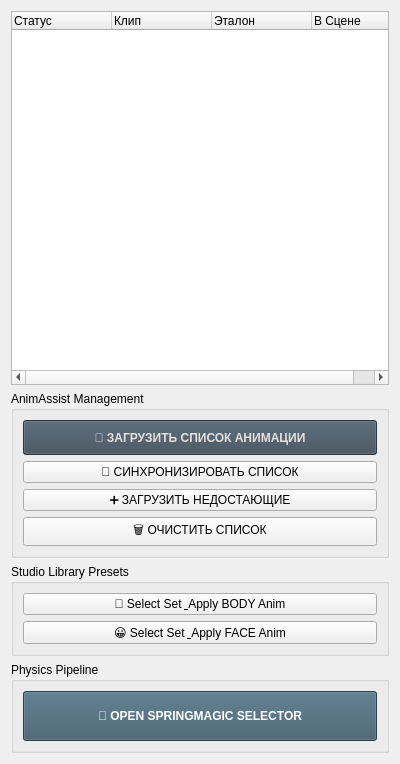
Qt form ui/anim_tab.ui (DKorniov/FD_FishTool) before a commit.
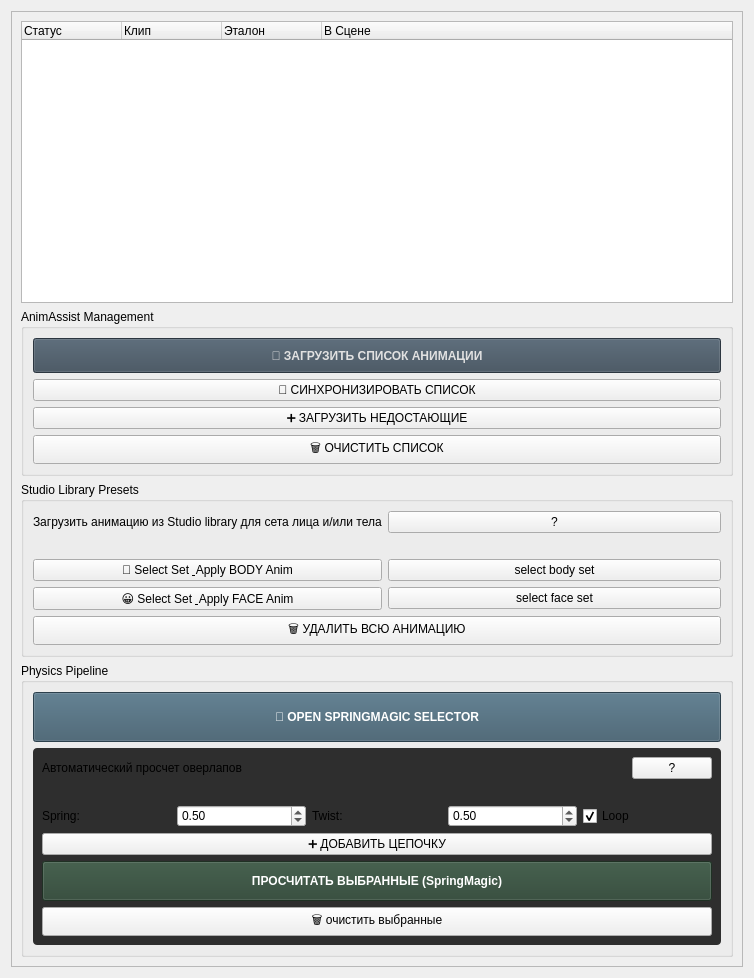
The same form after that commit.

Commit message:
anim_tab_ui_03
доработал вкладку anim
селектор в отдельной вкладке
есть не только просчет выделеных контролов
но и удаление старой или плохой анимации на выделеных блоках

блоки добавляются по кнопке +
добавлена небольшая справка

```diff
--- a/ui/anim_tab.ui
+++ b/ui/anim_tab.ui
@@ -6,42 +6,39 @@
    <rect>
     <x>0</x>
     <y>0</y>
-    <width>400</width>
-    <height>764</height>
+    <width>754</width>
+    <height>978</height>
    </rect>
   </property>
-  <layout class="QVBoxLayout" name="verticalLayout">
-   <item>
-    <widget class="QTreeWidget" name="tree_anim_list">
-     <column>
-      <property name="text">
-       <string>Статус</string>
-      </property>
-     </column>
-     <column>
-      <property name="text">
-       <string>Клип</string>
+  <layout class="QGridLayout" name="gridLayout">
+   <item row="0" column="0">
+    <widget class="QScrollArea" name="scrollArea">
+     <property name="widgetResizable">
+      <bool>true</bool>
+     </property>
+     <widget class="QWidget" name="scrollAreaWidgetContents">
+      <property name="geometry">
+       <rect>
+        <x>0</x>
+        <y>0</y>
+        <width>734</width>
+        <height>958</height>
+       </rect>
       </property>
-     </column>
-     <column>
-      <property name="text">
-       <string>Эталон</string>
+      <property name="sizePolicy">
+       <sizepolicy hsizetype="Expanding" vsizetype="Expanding">
+        <horstretch>0</horstretch>
+        <verstretch>0</verstretch>
+       </sizepolicy>
       </property>
-     </column>
-     <column>
-      <property name="text">
-       <string>В Сцене</string>
-      </property>
-     </column>
-    </widget>
-   </item>
-   <item>
+      <layout class="QGridLayout" name="gridLayout_5">
+       <item row="1" column="0" rowspan="2">
     <widget class="QGroupBox" name="anim_assist_group">
      <property name="title">
       <string>AnimAssist Management</string>
      </property>
-     <layout class="QVBoxLayout" name="verticalLayout_aa">
-      <item>
+         <layout class="QGridLayout" name="gridLayout_3">
+          <item row="0" column="0">
        <widget class="QPushButton" name="btn_load_anim_list">
         <property name="minimumSize">
          <size>
@@ -60,60 +57,102 @@
         </property>
        </widget>
       </item>
-      <item>
+          <item row="3" column="0">
+           <widget class="QPushButton" name="btn_clear_list">
+            <property name="text">
+             <string>🗑 ОЧИСТИТЬ СПИСОК</string>
+            </property>
+           </widget>
+          </item>
+          <item row="1" column="0">
        <widget class="QPushButton" name="btn_sync_list">
         <property name="text">
          <string>🔄 СИНХРОНИЗИРОВАТЬ СПИСОК</string>
         </property>
        </widget>
       </item>
-      <item>
+          <item row="2" column="0">
        <widget class="QPushButton" name="btn_load_missing">
         <property name="text">
          <string>➕ ЗАГРУЗИТЬ НЕДОСТАЮЩИЕ</string>
         </property>
        </widget>
       </item>
-      <item>
-       <widget class="QPushButton" name="btn_clear_list">
-        <property name="text">
-         <string>🗑 ОЧИСТИТЬ СПИСОК</string>
-        </property>
-       </widget>
-      </item>
      </layout>
     </widget>
    </item>
-   <item>
+       <item row="3" column="0">
     <widget class="QGroupBox" name="lib_group">
      <property name="title">
       <string>Studio Library Presets</string>
      </property>
-     <layout class="QVBoxLayout" name="verticalLayout_2">
-      <item>
-       <widget class="QPushButton" name="btn_apply_body">
+         <layout class="QGridLayout" name="gridLayout_2">
+          <item row="3" column="1">
+           <widget class="QPushButton" name="btn_select_face">
         <property name="text">
-         <string>🕺 Select Set &amp; Apply BODY Anim</string>
+             <string>select face set</string>
         </property>
        </widget>
       </item>
-      <item>
+          <item row="4" column="0" colspan="2">
+           <widget class="QPushButton" name="btn_clear_all_animation">
+            <property name="text">
+             <string>🗑 УДАЛИТЬ ВСЮ АНИМАЦИЮ</string>
+            </property>
+           </widget>
+          </item>
+          <item row="0" column="0">
+           <widget class="QLabel" name="label">
+            <property name="text">
+             <string>Загрузить анимацию из Studio library для сета лица и/или тела</string>
+            </property>
+           </widget>
+          </item>
+          <item row="2" column="1">
+           <widget class="QPushButton" name="btn_select_body">
+            <property name="text">
+             <string>select body set</string>
+            </property>
+           </widget>
+          </item>
+          <item row="3" column="0">
        <widget class="QPushButton" name="btn_apply_face">
         <property name="text">
          <string>😀 Select Set &amp; Apply FACE Anim</string>
         </property>
        </widget>
       </item>
+          <item row="2" column="0">
+           <widget class="QPushButton" name="btn_apply_body">
+            <property name="text">
+             <string>🕺 Select Set &amp; Apply BODY Anim</string>
+            </property>
+           </widget>
+          </item>
+          <item row="0" column="1">
+           <widget class="QPushButton" name="btn_info_stuidio_anims">
+            <property name="text">
+             <string>?</string>
+            </property>
+           </widget>
+          </item>
+          <item row="1" column="0" colspan="2">
+           <widget class="QLabel" name="label_2">
+            <property name="text">
+             <string/>
+            </property>
+           </widget>
+          </item>
      </layout>
     </widget>
    </item>
-   <item>
+       <item row="4" column="0">
     <widget class="QGroupBox" name="sm_group">
      <property name="title">
       <string>Physics Pipeline</string>
      </property>
-     <layout class="QVBoxLayout" name="verticalLayout_3">
-      <item>
+         <layout class="QGridLayout" name="gridLayout_4">
+          <item row="0" column="0">
        <widget class="QPushButton" name="btn_spring_magic">
         <property name="minimumSize">
          <size>
@@ -127,9 +166,191 @@
         <property name="text">
          <string>🧬 OPEN SPRINGMAGIC SELECTOR</string>
         </property>
-       </widget>
-      </item>
-     </layout>
+            <property name="checkable">
+             <bool>true</bool>
+            </property>
+            <property name="checked">
+             <bool>false</bool>
+            </property>
+           </widget>
+          </item>
+          <item row="1" column="0">
+           <widget class="QFrame" name="frame_spring_magic">
+            <property name="styleSheet">
+             <string notr="true">QFrame { background-color: #2e2e2e; border-radius: 4px; }</string>
+            </property>
+            <property name="frameShape">
+             <enum>QFrame::StyledPanel</enum>
+            </property>
+            <property name="frameShadow">
+             <enum>QFrame::Raised</enum>
+            </property>
+            <layout class="QGridLayout" name="gridLayout_6">
+             <item row="0" column="2">
+              <widget class="QPushButton" name="btn_info_spring_selector">
+               <property name="sizePolicy">
+                <sizepolicy hsizetype="Expanding" vsizetype="Fixed">
+                 <horstretch>0</horstretch>
+                 <verstretch>0</verstretch>
+                </sizepolicy>
+               </property>
+               <property name="text">
+                <string>?</string>
+               </property>
+              </widget>
+             </item>
+             <item row="1" column="1" colspan="2">
+              <widget class="QLabel" name="label_4">
+               <property name="text">
+                <string/>
+               </property>
+              </widget>
+             </item>
+             <item row="4" column="1" colspan="2">
+              <widget class="QPushButton" name="btn_add_chain">
+               <property name="text">
+                <string>➕ ДОБАВИТЬ ЦЕПОЧКУ</string>
+               </property>
+              </widget>
+             </item>
+             <item row="0" column="1">
+              <widget class="QLabel" name="label_3">
+               <property name="sizePolicy">
+                <sizepolicy hsizetype="Expanding" vsizetype="Preferred">
+                 <horstretch>2</horstretch>
+                 <verstretch>0</verstretch>
+                </sizepolicy>
+               </property>
+               <property name="text">
+                <string>Автоматический просчет оверлапов </string>
+               </property>
+              </widget>
+             </item>
+             <item row="5" column="1" colspan="2">
+              <widget class="QPushButton" name="btn_sm_execute">
+               <property name="minimumSize">
+                <size>
+                 <width>0</width>
+                 <height>40</height>
+                </size>
+               </property>
+               <property name="styleSheet">
+                <string notr="true">background-color: #2b4433; color: white; font-weight: bold;</string>
+               </property>
+               <property name="text">
+                <string>ПРОСЧИТАТЬ ВЫБРАННЫЕ (SpringMagic)</string>
+               </property>
+              </widget>
+             </item>
+             <item row="3" column="1" colspan="2">
+              <layout class="QGridLayout" name="gridLayout_sm_bones">
+               <property name="leftMargin">
+                <number>0</number>
+               </property>
+               <property name="topMargin">
+                <number>0</number>
+               </property>
+               <property name="rightMargin">
+                <number>0</number>
+               </property>
+               <property name="bottomMargin">
+                <number>0</number>
+               </property>
+              </layout>
+             </item>
+             <item row="2" column="1" colspan="2">
+              <layout class="QHBoxLayout" name="horizontalLayout_sm_params">
+               <item>
+                <widget class="QLabel" name="label_spring">
+                 <property name="text">
+                  <string>Spring:</string>
+                 </property>
+                </widget>
+               </item>
+               <item>
+                <widget class="QDoubleSpinBox" name="val_spring">
+                 <property name="maximum">
+                  <double>1.000000000000000</double>
+                 </property>
+                 <property name="singleStep">
+                  <double>0.100000000000000</double>
+                 </property>
+                 <property name="value">
+                  <double>0.500000000000000</double>
+                 </property>
+                </widget>
+               </item>
+               <item>
+                <widget class="QLabel" name="label_twist">
+                 <property name="text">
+                  <string>Twist:</string>
+                 </property>
+                </widget>
+               </item>
+               <item>
+                <widget class="QDoubleSpinBox" name="val_twist">
+                 <property name="maximum">
+                  <double>1.000000000000000</double>
+                 </property>
+                 <property name="singleStep">
+                  <double>0.100000000000000</double>
+                 </property>
+                 <property name="value">
+                  <double>0.500000000000000</double>
+                 </property>
+                </widget>
+               </item>
+               <item>
+                <widget class="QCheckBox" name="chk_loop">
+                 <property name="text">
+                  <string>Loop</string>
+                 </property>
+                 <property name="checked">
+                  <bool>true</bool>
+                 </property>
+                </widget>
+               </item>
+              </layout>
+             </item>
+             <item row="6" column="1" colspan="2">
+              <widget class="QPushButton" name="btn_sm_clean_anim">
+               <property name="text">
+                <string>🗑 очистить выбранные</string>
+               </property>
+              </widget>
+             </item>
+            </layout>
+           </widget>
+          </item>
+         </layout>
+        </widget>
+       </item>
+       <item row="0" column="0">
+        <widget class="QTreeWidget" name="tree_anim_list">
+         <column>
+          <property name="text">
+           <string>Статус</string>
+          </property>
+         </column>
+         <column>
+          <property name="text">
+           <string>Клип</string>
+          </property>
+         </column>
+         <column>
+          <property name="text">
+           <string>Эталон</string>
+          </property>
+         </column>
+         <column>
+          <property name="text">
+           <string>В Сцене</string>
+          </property>
+         </column>
+        </widget>
+       </item>
+      </layout>
+     </widget>
     </widget>
    </item>
   </layout>
```
Left out of the diff: 19 changed lines with no effect on the pictures. Lines whose indentation alone changed are shown as unchanged. The commit also changes 31 other files.
